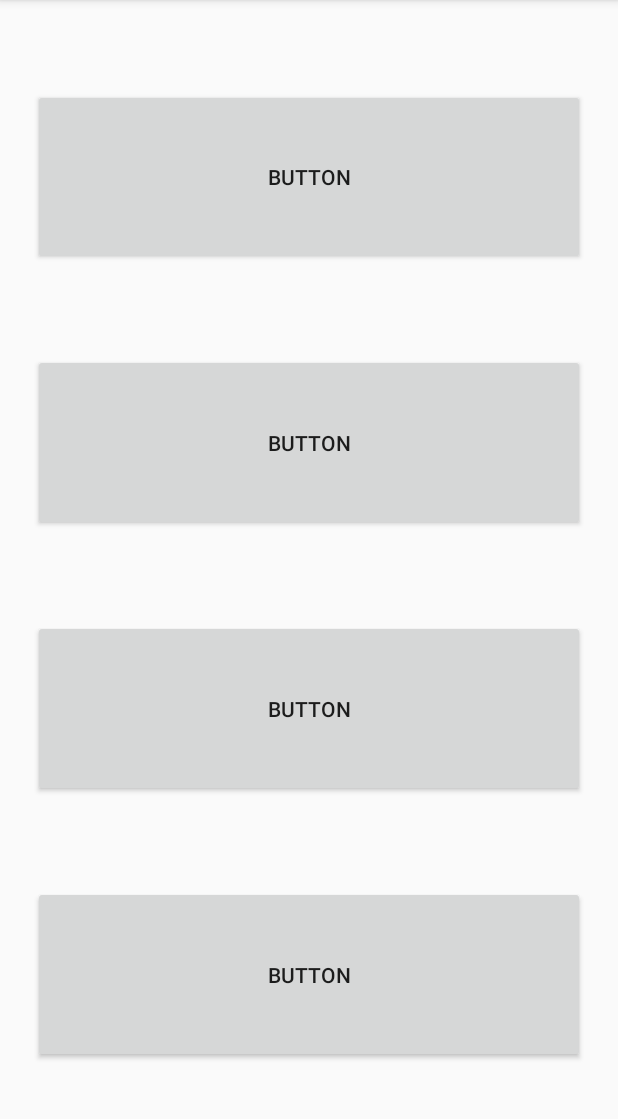
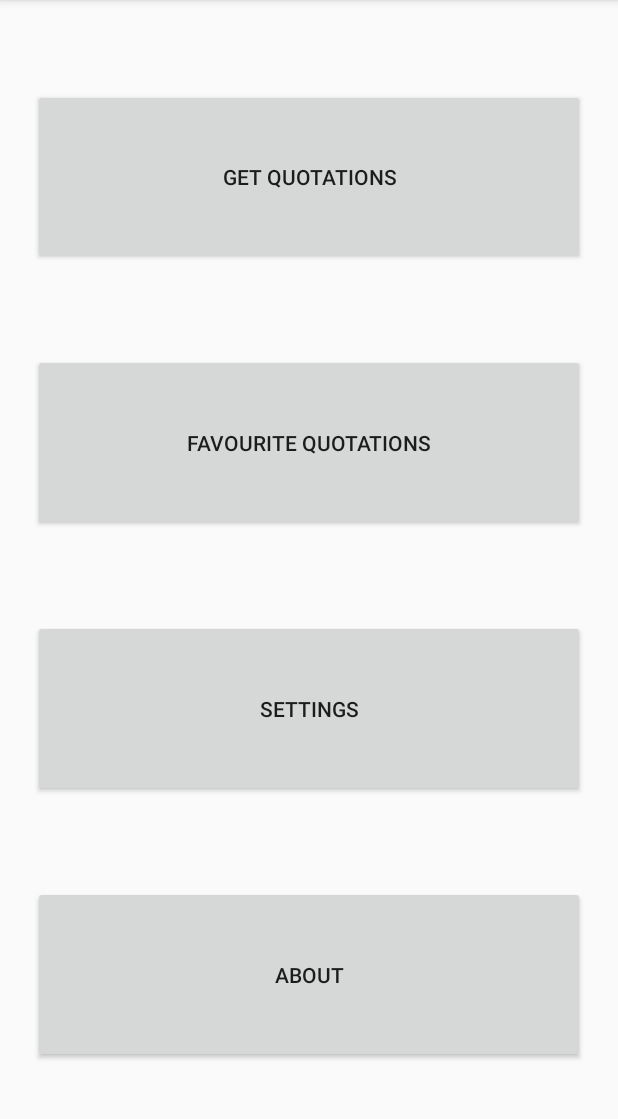
Before and after one commit to Guimonto/Seminario2, an Android app: the screen it shows after launch (DashboardActivity), on a phone screen of 412 x 824 dp, the part 84-1203 px from its top. Run offline under Robolectric (Android 15) with nearby library versions, the phone set to English and light mode, and no system bars.

Commit message:
Segon seminari

```diff
--- a/app/src/main/res/layout/activity_dashboard.xml
+++ b/app/src/main/res/layout/activity_dashboard.xml
@@ -13,7 +13,7 @@
         android:layout_marginEnd="8dp"
         android:layout_marginStart="8dp"
         android:layout_marginTop="8dp"
-        android:text="Button"
+        android:text="@string/get"
         app:layout_constraintBottom_toTopOf="@+id/button2"
         app:layout_constraintEnd_toEndOf="parent"
         app:layout_constraintHorizontal_bias="0.5"
@@ -27,7 +27,7 @@
         android:layout_marginEnd="8dp"
         android:layout_marginStart="8dp"
         android:layout_marginTop="8dp"
-        android:text="Button"
+        android:text="@string/favourite"
         app:layout_constraintBottom_toTopOf="@+id/button3"
         app:layout_constraintEnd_toEndOf="parent"
         app:layout_constraintHorizontal_bias="0.5"
@@ -41,7 +41,7 @@
         android:layout_marginEnd="8dp"
         android:layout_marginStart="8dp"
         android:layout_marginTop="8dp"
-        android:text="Button"
+        android:text="@string/settings"
         app:layout_constraintBottom_toTopOf="@+id/button4"
         app:layout_constraintEnd_toEndOf="parent"
         app:layout_constraintHorizontal_bias="0.5"
@@ -56,7 +56,7 @@
         android:layout_marginEnd="8dp"
         android:layout_marginStart="8dp"
         android:layout_marginTop="8dp"
-        android:text="Button"
+        android:text="@string/about"
         app:layout_constraintBottom_toBottomOf="parent"
         app:layout_constraintEnd_toEndOf="parent"
         app:layout_constraintHorizontal_bias="0.5"
```
